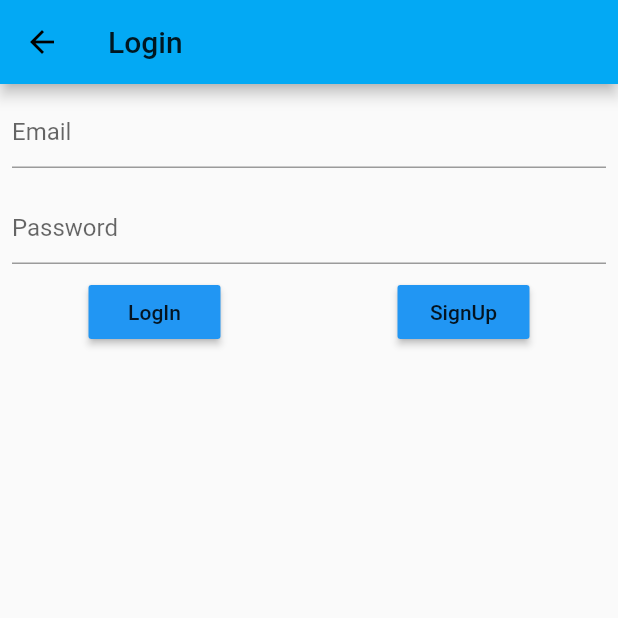
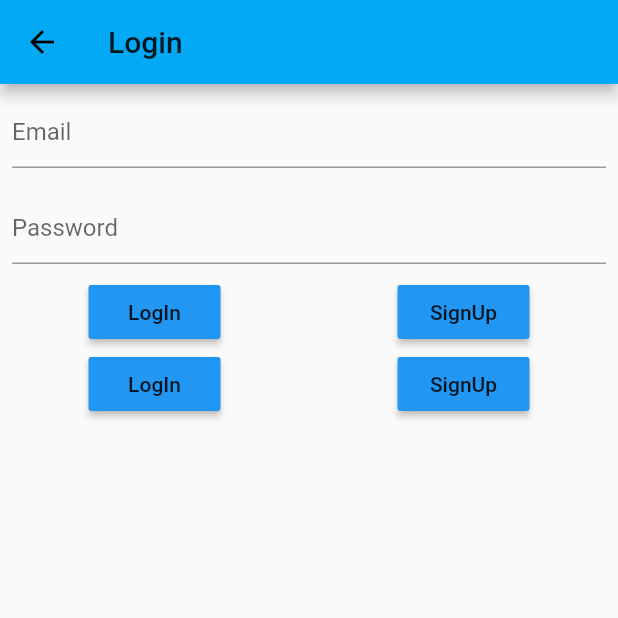
Before and after one commit to yokokida/manager_san, a Flutter app: the MyPage screen opened directly, after a tap on "Logout", after a tap on "SignUp", on a phone screen of 412 x 824 dp, the top half of it. Run offline on Flutter 3.47's test engine with Material 2 defaults, Android fonts, the phone set to English and light mode, and no system bars; our stand-ins replace cloud_firestore, firebase_auth, firebase_core, flutter_calendar_carousel, flutter_slidable, fluttertoast and 2 more; accounts and stored records are empty.

Commit message:
login update

```diff
--- a/lib/login.dart
+++ b/lib/login.dart
@@ -51,26 +51,47 @@ class _LoginScreenState extends State<LoginScreen> {
                 RaisedButton(
                     color: Theme.of(context).accentColor,
                     child: Text('LogIn'),
-                    onPressed: (){
-                      auth.signInWithEmailAndPassword(email: _email, password: _password).then((_){
-                        Navigator.of(context).pushReplacement(
-                            MaterialPageRoute(builder: (context) => HomeScreen())
-                        );
-                      });
-                    }),
+                    onPressed: () => logIn(),
+                ),
                 RaisedButton(
                   color: Theme.of(context).accentColor,
                   child: Text('SignUp'),
-                  onPressed: (){
-                    auth.createUserWithEmailAndPassword(email: _email, password: _password).then((_){
-                      Navigator.of(context).pushReplacement(
-                          MaterialPageRoute(builder: (context) => HomeScreen())
-                      );
-                    });
-                  },
+                  onPressed: () => signIn(),
                 )
-              ])
-        ],),
+              ]
+          ),
+          Row(
+              mainAxisAlignment: MainAxisAlignment.spaceAround,
+              children:[
+                RaisedButton(
+                  color: Theme.of(context).accentColor,
+                  child: Text('LogIn'),
+                  onPressed: () => logIn(),
+                ),
+                RaisedButton(
+                  color: Theme.of(context).accentColor,
+                  child: Text('SignUp'),
+                  onPressed: () => signIn(),
+                )
+              ]
+          )
+        ],
+      ),
     );
   }
+
+  void logIn() {
+    auth.signInWithEmailAndPassword(email: _email, password: _password).then((_){
+      Navigator.of(context).pushReplacement(
+          MaterialPageRoute(builder: (context) => HomeScreen())
+      );
+    });
+  }
+  void signIn() {
+    auth.createUserWithEmailAndPassword(email: _email, password: _password).then((_){
+      Navigator.of(context).pushReplacement(
+          MaterialPageRoute(builder: (context) => HomeScreen())
+      );
+    });
+  }
 }
--- a/lib/mypage/page_mypage.dart
+++ b/lib/mypage/page_mypage.dart
@@ -73,11 +73,13 @@ class MyPage extends StatelessWidget {
               },
             ),
 
-          FlatButton(
-            child: Text('Logout'),
-            onPressed: (){
+            RaisedButton(
+              child: Text('Logout'),
+              onPressed: (){
                 auth.signOut();
-                Navigator.of(context).pushReplacement(MaterialPageRoute(builder: (context) => LoginScreen()));
+                Navigator.of(context).pushReplacement(
+                    MaterialPageRoute(builder: (context) => LoginScreen())
+                );
               },
             ),
           ],
```
